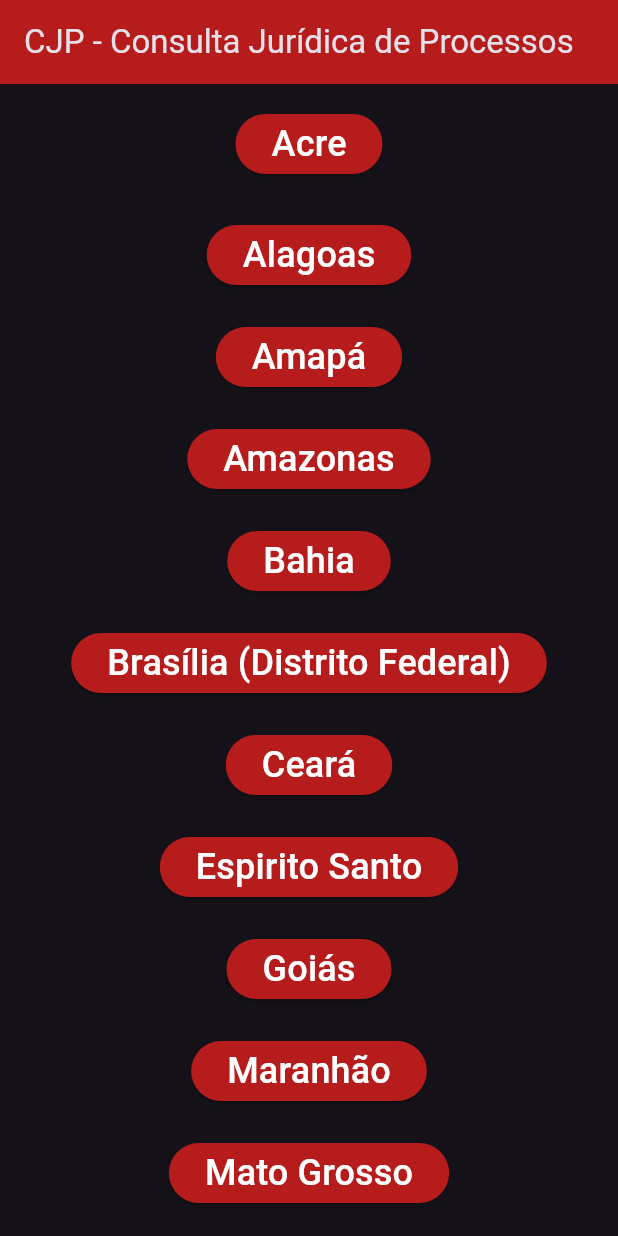
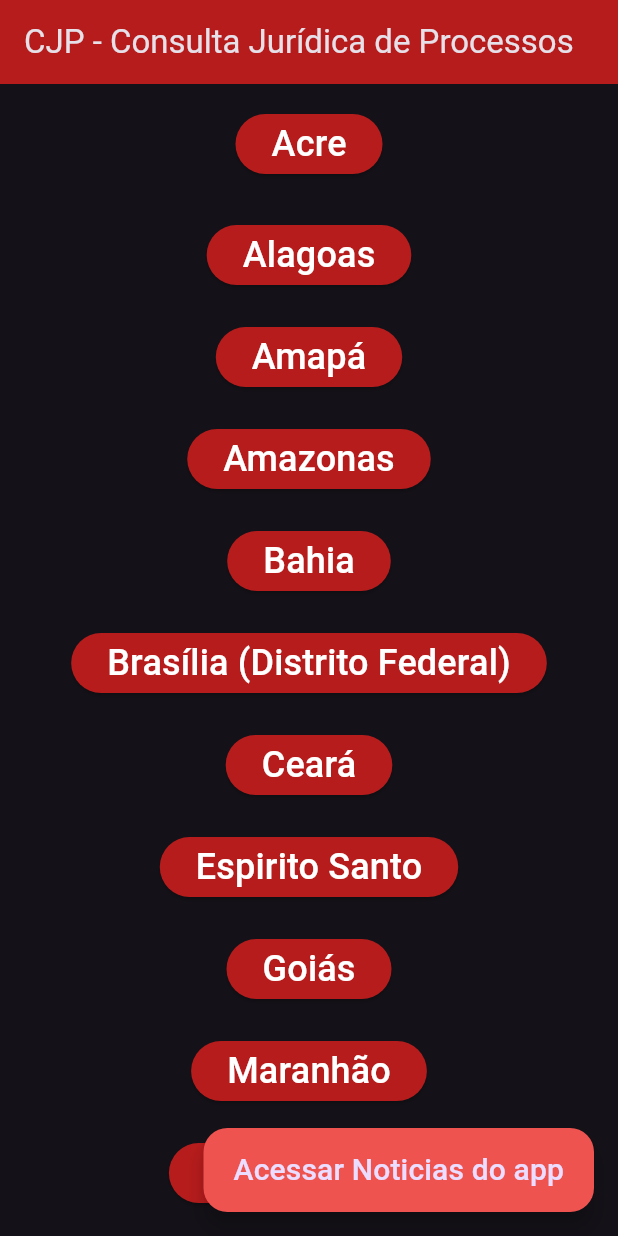
Before and after one commit to HeroRickyGAMES/Projeto-CPJ-Consulta-Juridica-de-Processos, a Flutter app: the screen it shows after launch, on a phone screen of 412 x 824 dp. Run offline on Flutter 3.47's test engine with Material 2 defaults, Android fonts, the light colour scheme and no system bars; our stand-ins replace webview_flutter; missing offline and left inert: webview_windows.

Commit message:
Adição de um FAB

```diff
--- a/lib/main.dart
+++ b/lib/main.dart
@@ -819,7 +819,20 @@ class mainActivity extends State<WebViewApp> {
             ]
         ),
       ),
-      )
+     ),
+      floatingActionButton:
+      FloatingActionButton.extended(
+          onPressed: null,
+          label:
+          Text(
+            'Acessar Noticias do app',
+            style:
+            TextStyle(
+                fontSize: 20
+            ),
+          ),
+        backgroundColor: Colors.red[400],
+      ),
     );
   }
 }
```
